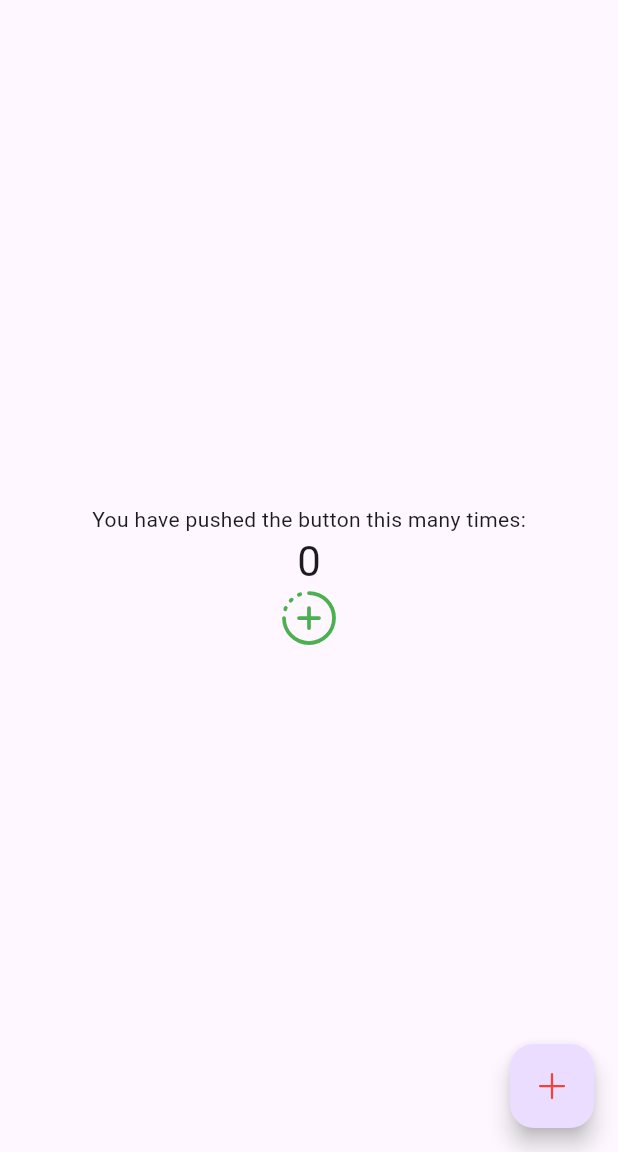
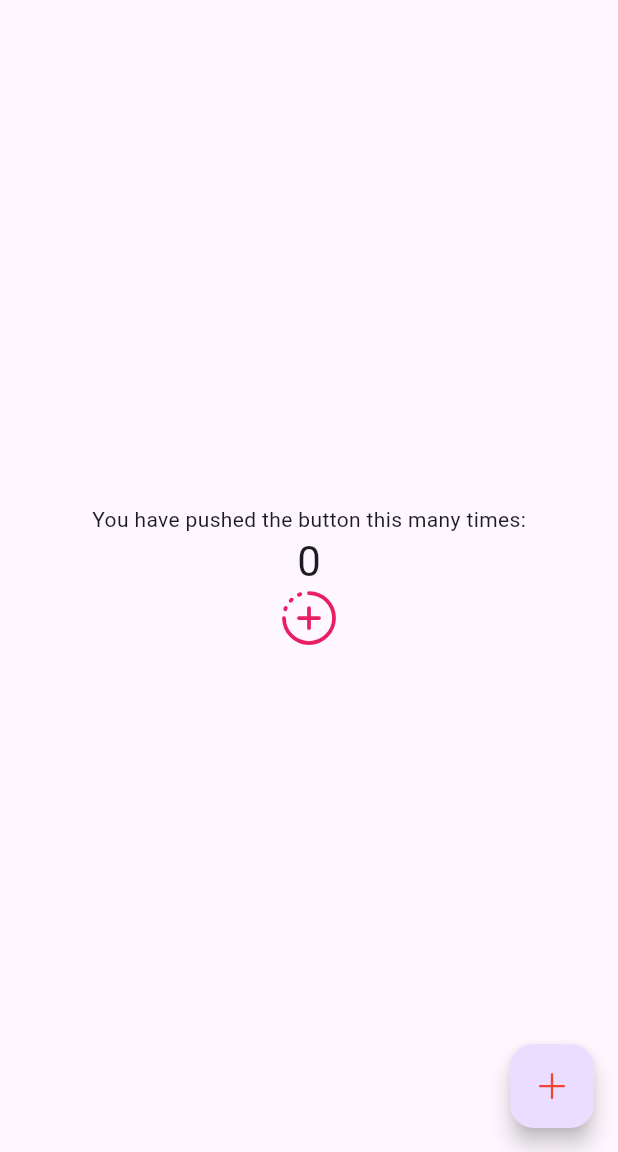
Before and after one commit to richprince23/huge_icons_flutter, a Flutter app: the screen it shows after launch, on a phone screen of 412 x 824 dp, the part 84-1236 px from its top. Run offline on Flutter 3.47's test engine with Material 3 defaults, Android fonts, the phone set to English and light mode, and no system bars; our stand-ins replace flutter_svg.

Commit message:
Fixed deprecated color property

```diff
--- a/example/lib/main.dart
+++ b/example/lib/main.dart
@@ -116,7 +116,7 @@ class _MyHomePageState extends State<MyHomePage> {
             ),
             HugeIcon(
               HugeIcons.add_circle_half_dot,
-              color: Colors.green,
+              color: Colors.pink,
               size: 40,
             )
           ],
--- a/lib/src/huge_icons_flutter.dart
+++ b/lib/src/huge_icons_flutter.dart
@@ -27,7 +27,7 @@ class HugeIcon extends StatelessWidget {
       package: 'huge_icons_flutter',
       width: size,
       height: size,
-      color: color,
+      colorFilter: ColorFilter.mode(color, BlendMode.srcIn),
       fit: BoxFit.cover,
     );
   }
```
